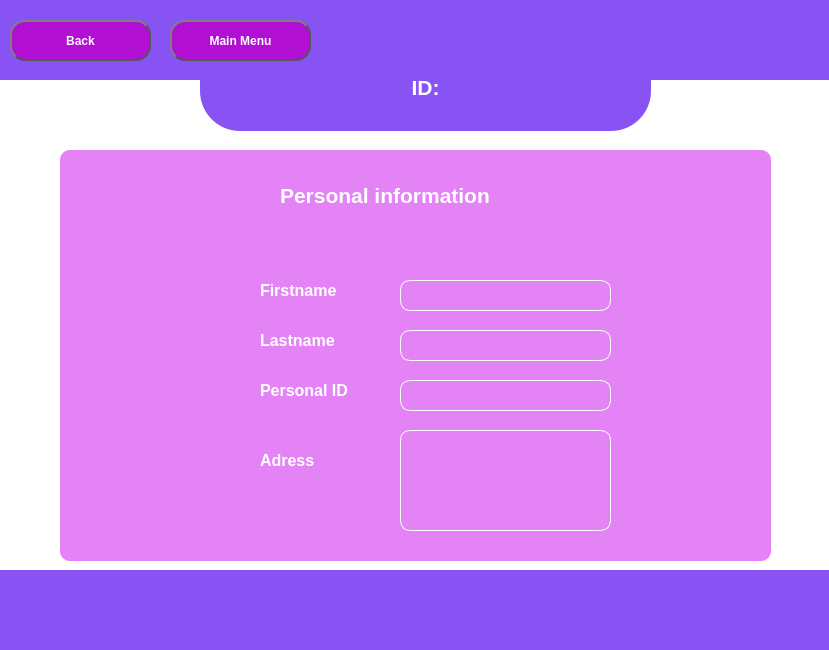
Above: lab 3/purchases.ui from iftimeadrian31/VehicleShop before the change. Below: the same form after it.
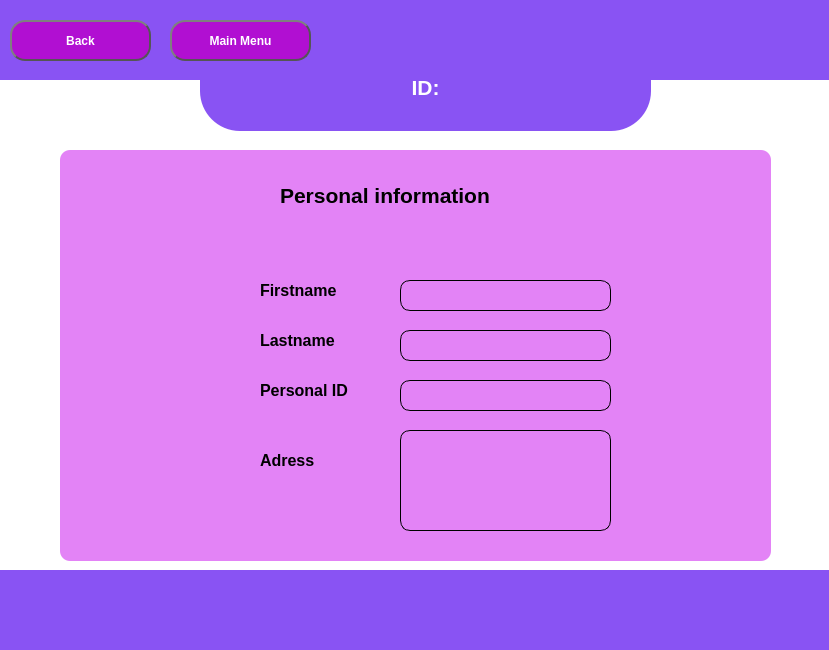
That is the form after the change. The open tabs and pages were chosen to show the change. Icons and pictures are not drawn.

Diff of the .ui file:
```diff
--- a/lab 3/purchases.ui
+++ b/lab 3/purchases.ui
@@ -353,7 +353,7 @@
       </property>
       <property name="styleSheet">
        <string notr="true">background-color:rgb(227, 131, 246);
-color:rgb(255, 255, 255);
+color:rgb(0, 0, 0);
 border-radius:10px;</string>
       </property>
       <widget class="QLineEdit" name="lineEdit_4">
@@ -366,10 +366,16 @@
         </rect>
        </property>
        <property name="styleSheet">
-        <string notr="true">color:rgb(255, 255, 255);
+        <string notr="true">QLineEdit{color:rgb(0, 0, 0);
+border-style:solid;
+border-color:rgb(0, 0, 0);
+border-width:1px
+}
+QLineEdit:focus{color:rgb(0, 0, 0);
 border-style:solid;
 border-color:rgb(255, 255, 255);
-border-width:1px</string>
+border-width:1px
+}</string>
        </property>
       </widget>
       <widget class="QLineEdit" name="lineEdit_5">
@@ -382,10 +388,16 @@
         </rect>
        </property>
        <property name="styleSheet">
-        <string notr="true">border-style:solid;
+        <string notr="true">QLineEdit{color:rgb(0, 0, 0);
+border-style:solid;
+border-color:rgb(0, 0, 0);
+border-width:1px
+}
+QLineEdit:focus{color:rgb(0, 0, 0);
+border-style:solid;
 border-color:rgb(255, 255, 255);
-border-width:1px;
-color:rgb(255, 255, 255);</string>
+border-width:1px
+}</string>
        </property>
       </widget>
       <widget class="QLineEdit" name="lineEdit_6">
@@ -398,10 +410,16 @@
         </rect>
        </property>
        <property name="styleSheet">
-        <string notr="true">color:rgb(255, 255, 255);
+        <string notr="true">QLineEdit{color:rgb(0, 0, 0);
+border-style:solid;
+border-color:rgb(0, 0, 0);
+border-width:1px
+}
+QLineEdit:focus{color:rgb(0, 0, 0);
 border-style:solid;
 border-color:rgb(255, 255, 255);
-border-width:1px</string>
+border-width:1px
+}</string>
        </property>
       </widget>
       <widget class="QLabel" name="label_3">
@@ -494,9 +512,16 @@
         </rect>
        </property>
        <property name="styleSheet">
-        <string notr="true">border-style:solid;
+        <string notr="true">QTextEdit{color:rgb(0, 0, 0);
+border-style:solid;
+border-color:rgb(0, 0, 0);
+border-width:1px
+}
+QTextEdit:focus{color:rgb(0, 0, 0);
+border-style:solid;
 border-color:rgb(255, 255, 255);
-border-width:1px</string>
+border-width:1px
+}</string>
        </property>
       </widget>
       <widget class="QLabel" name="label_19">
```
Left out of the diff: 34 changed lines with no effect on the pictures.
